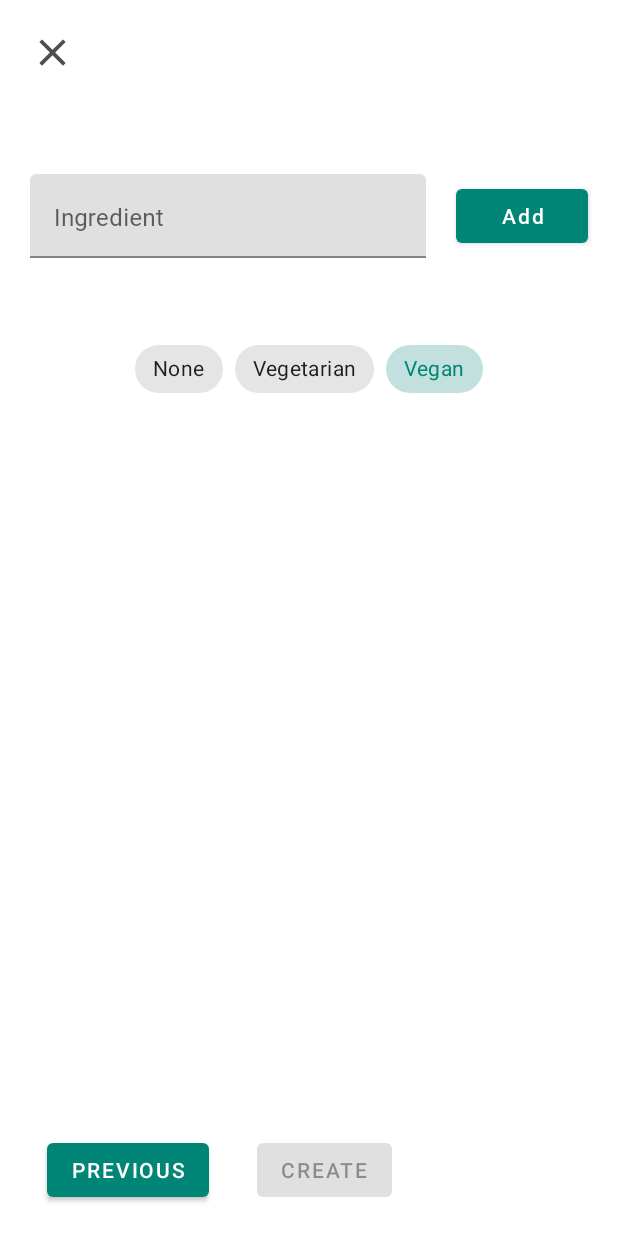
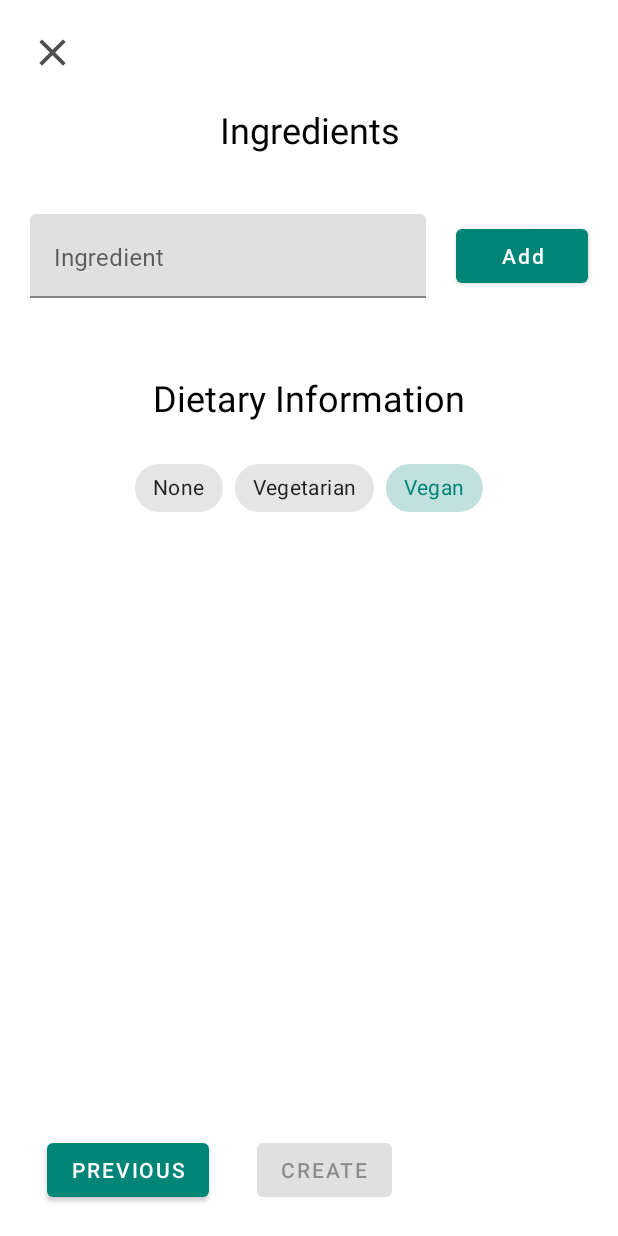
Before and after one commit to PhilippMa/MCATeam6, an Android app: the ProductIngredientsFragment screen opened through its navigation route, on a phone screen of 412 x 824 dp. Run offline under Robolectric (Android 15) with nearby library versions, the phone set to English and light mode, and no system bars; our stand-ins replace Firebase (no records; nobody signed in at launch, a user with empty details on screens opened directly).

Commit message:
feat: add titles to AddProduct form fragments

```diff
--- a/app/src/main/res/layout/fragment_product_ingredients.xml
+++ b/app/src/main/res/layout/fragment_product_ingredients.xml
@@ -11,12 +11,14 @@
         android:layout_width="0dp"
         android:layout_height="wrap_content"
         android:layout_marginStart="@dimen/form_outer_margin"
+        android:layout_marginTop="@dimen/form_outer_margin"
         android:layout_marginEnd="@dimen/form_outer_margin"
         android:visibility="visible"
+        app:chipSpacingVertical="8dp"
         app:layout_constraintEnd_toEndOf="parent"
-        app:layout_constraintHorizontal_bias="0.5"
+        app:layout_constraintHorizontal_bias="0.0"
         app:layout_constraintStart_toStartOf="parent"
-        app:layout_constraintTop_toTopOf="parent">
+        app:layout_constraintTop_toBottomOf="@+id/ingredients_text">
 
     </com.google.android.material.chip.ChipGroup>
 
@@ -25,14 +27,14 @@
         android:layout_width="0dp"
         android:layout_height="wrap_content"
         android:layout_marginStart="@dimen/form_outer_margin"
+        android:layout_marginTop="@dimen/form_outer_margin"
         android:hint="@string/ingredient"
         app:hintAnimationEnabled="true"
         app:hintEnabled="true"
-        app:layout_constraintBottom_toBottomOf="@+id/add_button"
         app:layout_constraintEnd_toStartOf="@+id/add_button"
         app:layout_constraintHorizontal_bias="0.5"
         app:layout_constraintStart_toStartOf="parent"
-        app:layout_constraintTop_toTopOf="@+id/add_button">
+        app:layout_constraintTop_toBottomOf="@+id/ingredients_chips">
 
         <com.google.android.material.textfield.TextInputEditText
             android:id="@+id/ingredients_edit"
@@ -51,25 +53,25 @@
         android:layout_width="wrap_content"
         android:layout_height="wrap_content"
         android:layout_marginStart="@dimen/form_outer_margin"
-        android:layout_marginTop="@dimen/form_large_margin"
         android:layout_marginEnd="@dimen/form_outer_margin"
         android:fontFamily="@font/roboto_medium"
         android:text="@string/add"
         android:textAllCaps="false"
         android:textSize="14sp"
+        app:layout_constraintBottom_toBottomOf="@+id/ingredients_editLayout"
         app:layout_constraintEnd_toEndOf="parent"
         app:layout_constraintHorizontal_bias="0.5"
         app:layout_constraintStart_toEndOf="@+id/ingredients_editLayout"
-        app:layout_constraintTop_toBottomOf="@+id/ingredients_chips" />
+        app:layout_constraintTop_toTopOf="@+id/ingredients_editLayout" />
 
     <com.google.android.material.chip.ChipGroup
         android:id="@+id/veg_chips"
         android:layout_width="wrap_content"
         android:layout_height="wrap_content"
-        android:layout_marginTop="@dimen/form_large_margin"
+        android:layout_marginTop="@dimen/form_outer_margin"
         app:layout_constraintEnd_toEndOf="parent"
         app:layout_constraintStart_toStartOf="parent"
-        app:layout_constraintTop_toBottomOf="@+id/ingredients_editLayout"
+        app:layout_constraintTop_toBottomOf="@+id/textView"
         app:singleSelection="true">
 
         <com.google.android.material.chip.Chip
@@ -100,4 +102,29 @@
             app:checkedIconVisible="false" />
     </com.google.android.material.chip.ChipGroup>
 
+    <TextView
+        android:id="@+id/ingredients_text"
+        style="@style/TextAppearance.MaterialComponents.Headline5"
+        android:layout_width="wrap_content"
+        android:layout_height="wrap_content"
+        android:text="@string/ingredients"
+        android:textAlignment="center"
+        android:textColor="@android:color/black"
+        app:layout_constraintEnd_toEndOf="parent"
+        app:layout_constraintStart_toStartOf="parent"
+        app:layout_constraintTop_toTopOf="parent" />
+
+    <TextView
+        android:id="@+id/textView"
+        style="@style/TextAppearance.MaterialComponents.Headline5"
+        android:layout_width="wrap_content"
+        android:layout_height="wrap_content"
+        android:layout_marginTop="@dimen/form_large_margin"
+        android:text="@string/dietary_info"
+        android:textAlignment="center"
+        android:textColor="@android:color/black"
+        app:layout_constraintEnd_toEndOf="parent"
+        app:layout_constraintStart_toStartOf="parent"
+        app:layout_constraintTop_toBottomOf="@+id/ingredients_editLayout" />
+
 </androidx.constraintlayout.widget.ConstraintLayout>
--- a/app/src/main/res/values/strings.xml
+++ b/app/src/main/res/values/strings.xml
@@ -89,5 +89,8 @@
     <string name="pref_key_delay_loading_barcode_result" translatable="false">barcode_dlbr</string>
     <string name="pref_title_delay_loading_barcode_result">Delay loading barcode result</string>
     <string name="pref_summary_delay_loading_barcode_result">Will show the loading spinner for 2s</string>
+    <string name="general_information">General Information</string>
+    <string name="short_description">Short Description</string>
+    <string name="dietary_info">Dietary Information</string>
 
 </resources>
```
Also changed, not shown: app/src/main/res/layout/fragment_product_description.xml (+16 -1 lines), app/src/main/res/layout/fragment_product_general_information.xml (+16 -1 lines).
